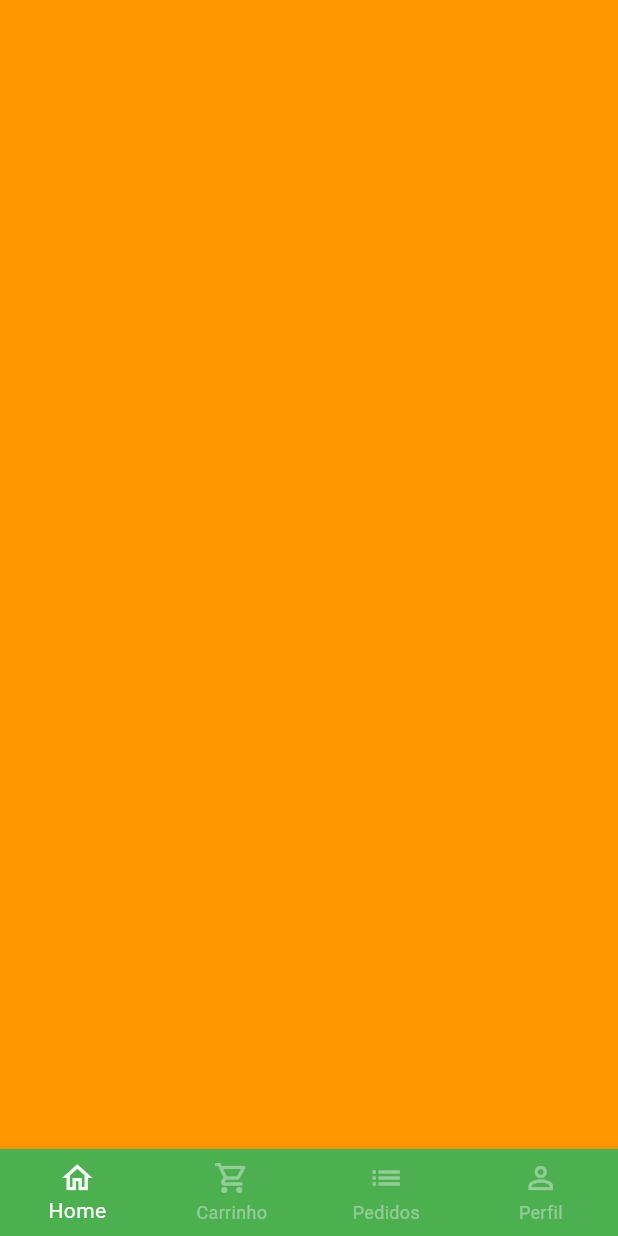
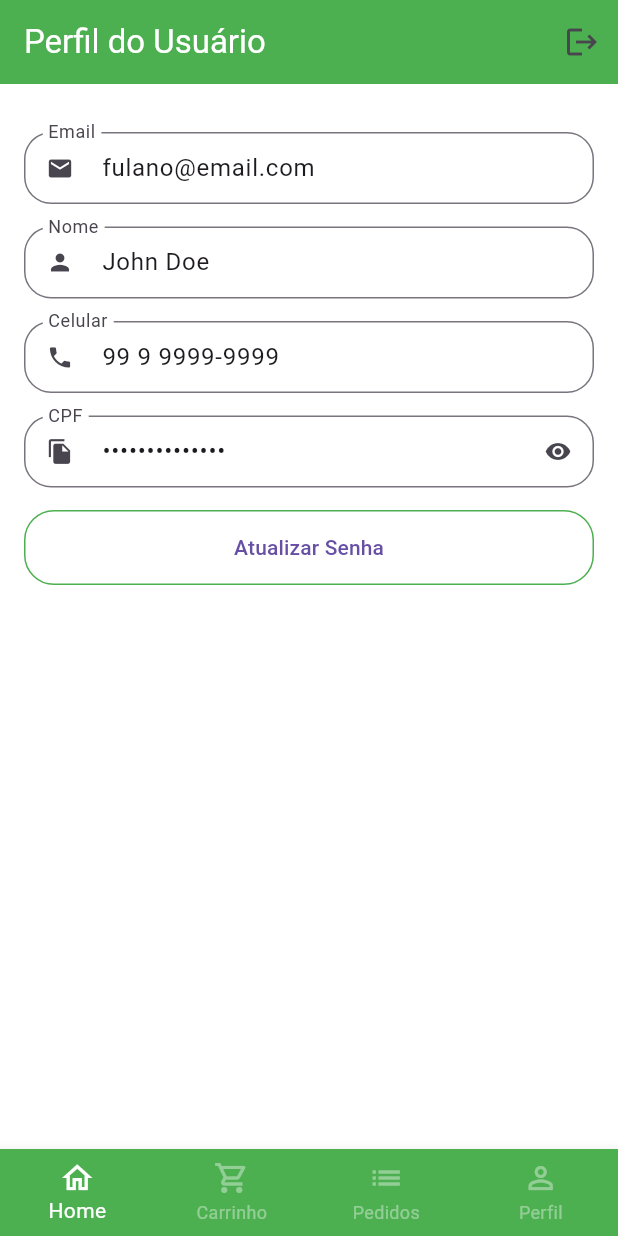
Before and after one commit to romildoalimajr/green_grocer, a Flutter app: the BaseScreen screen opened directly, swiped to page 4, on a phone screen of 412 x 824 dp. Run offline on Flutter 3.47's test engine with Material 3 defaults, Android fonts, the phone set to English and light mode, and no system bars; our stand-ins replace animated_text_kit, mask_text_input_formatter.

Commit message:
Finalizado a Tela de Perfil de Usuário

```diff
--- a/lib/src/config/app_data.dart
+++ b/lib/src/config/app_data.dart
@@ -1,5 +1,6 @@
 import 'package:green_grocer/src/models/cart_item_model.dart';
 import 'package:green_grocer/src/models/item_model.dart';
+import 'package:green_grocer/src/models/user_model.dart';
 
 ItemModel apple = ItemModel(
   description:
@@ -71,3 +72,11 @@ List<CartItemModel> cartItems = [
   CartItemModel(item: mango, quantity: 7),
   CartItemModel(item: grape, quantity: 1),
 ];
+
+UserModel user = UserModel(
+  celular: '99 9 9999-9999',
+  cpf: '999.999.999-99',
+  email: 'fulano@email.com',
+  nome: 'John Doe',
+  senha: '',
+);
--- /dev/null
+++ b/lib/src/models/user_model.dart
@@ -0,0 +1,15 @@
+class UserModel {
+  String nome;
+  String email;
+  String celular;
+  String cpf;
+  String senha;
+
+  UserModel({
+    required this.nome,
+    required this.email,
+    required this.celular,
+    required this.cpf,
+    required this.senha,
+  });
+}
--- a/lib/src/pages/auth/sign_in_screen.dart
+++ b/lib/src/pages/auth/sign_in_screen.dart
@@ -1,6 +1,6 @@
 import 'package:animated_text_kit/animated_text_kit.dart';
 import 'package:flutter/material.dart';
-import 'package:green_grocer/src/pages/auth/components/custom_text_field.dart';
+import 'package:green_grocer/src/pages/common_widgets/custom_text_field.dart';
 import 'package:green_grocer/src/pages/auth/sign_up_screen.dart';
 import 'package:green_grocer/src/pages/base/base_screen.dart';
 import 'package:green_grocer/src/config/custom_colors.dart';
--- a/lib/src/pages/auth/sign_up_screen.dart
+++ b/lib/src/pages/auth/sign_up_screen.dart
@@ -1,5 +1,5 @@
 import 'package:flutter/material.dart';
-import 'package:green_grocer/src/pages/auth/components/custom_text_field.dart';
+import 'package:green_grocer/src/pages/common_widgets/custom_text_field.dart';
 import 'package:green_grocer/src/config/custom_colors.dart';
 import 'package:mask_text_input_formatter/mask_text_input_formatter.dart';
 
--- a/lib/src/pages/base/base_screen.dart
+++ b/lib/src/pages/base/base_screen.dart
@@ -1,6 +1,7 @@
 import 'package:flutter/material.dart';
 import 'package:green_grocer/src/pages/cart/cart_tab.dart';
 import 'package:green_grocer/src/pages/home/home_tab.dart';
+import 'package:green_grocer/src/pages/profile/profile_tab.dart';
 
 class BaseScreen extends StatefulWidget {
   const BaseScreen({super.key});
@@ -21,10 +22,10 @@ class _BaseScreenState extends State<BaseScreen> {
         physics: NeverScrollableScrollPhysics(),
         controller: pageController,
         children: [
-          HomeTab(),
-          CartTab(),
+          const HomeTab(),
+          const CartTab(),
           Container(color: Colors.blue),
-          Container(color: Colors.orange),
+          const ProfileTab(),
         ],
       ),
       bottomNavigationBar: BottomNavigationBar(
--- a/lib/src/pages/auth/components/custom_text_field.dart
+++ b/lib/src/pages/common_widgets/custom_text_field.dart
@@ -6,6 +6,8 @@ class CustomTextField extends StatefulWidget {
   final String label;
   final bool isSecret;
   final List<TextInputFormatter>? inputFormatters;
+  final String? initialValue;
+  final bool readOnly;
 
   const CustomTextField({
     super.key,
@@ -13,6 +15,8 @@ class CustomTextField extends StatefulWidget {
     required this.label,
     this.isSecret = false,
     this.inputFormatters,
+    this.initialValue,
+    this.readOnly = false,
   });
 
   @override
@@ -36,6 +40,9 @@ class _CustomTextFieldState extends State<CustomTextField> {
     return Padding(
       padding: const EdgeInsets.only(bottom: 15.0),
       child: TextFormField(
+        readOnly: widget.readOnly,
+        initialValue: widget.initialValue,
+
         inputFormatters: widget.inputFormatters,
         obscureText: isObscure,
         decoration: InputDecoration(
--- /dev/null
+++ b/lib/src/pages/profile/profile_tab.dart
@@ -0,0 +1,157 @@
+import 'package:flutter/material.dart';
+import 'package:green_grocer/src/pages/common_widgets/custom_text_field.dart';
+import 'package:green_grocer/src/config/app_data.dart' as appData;
+
+class ProfileTab extends StatefulWidget {
+  const ProfileTab({super.key});
+
+  @override
+  State<ProfileTab> createState() => _ProfileTabState();
+}
+
+class _ProfileTabState extends State<ProfileTab> {
+  @override
+  Widget build(BuildContext context) {
+    return Scaffold(
+      appBar: AppBar(
+        title: const Text(
+          'Perfil do Usuário',
+          style: TextStyle(color: Colors.white),
+        ),
+        backgroundColor: Colors.green,
+        actions: [IconButton(onPressed: () {}, icon: const Icon(Icons.logout))],
+      ),
+      body: ListView(
+        physics: const BouncingScrollPhysics(),
+        padding: const EdgeInsets.fromLTRB(16, 32, 16, 16),
+        children: [
+          //email
+          CustomTextField(
+            readOnly: true,
+            initialValue: appData.user.email,
+            icon: Icons.email,
+            label: 'Email',
+          ),
+          // nome
+          CustomTextField(
+            readOnly: true,
+            initialValue: appData.user.nome,
+            icon: Icons.person,
+            label: 'Nome',
+          ),
+          // celular
+          CustomTextField(
+            readOnly: true,
+            initialValue: appData.user.celular,
+            icon: Icons.phone,
+            label: 'Celular',
+          ),
+          // cpf
+          CustomTextField(
+            readOnly: true,
+            initialValue: appData.user.cpf,
+            icon: Icons.file_copy,
+            label: 'CPF',
+            isSecret: true,
+          ),
+
+          // botão para atualizar a senha
+          SizedBox(
+            height: 50,
+            child: OutlinedButton(
+              style: OutlinedButton.styleFrom(
+                side: const BorderSide(color: Colors.green),
+                shape: RoundedRectangleBorder(
+                  borderRadius: BorderRadius.circular(20),
+                ),
+              ),
+              onPressed: () {
+                updatePassword();
+              },
+              child: const Text('Atualizar Senha'),
+            ),
+          ),
+        ],
+      ),
+    );
+  }
+
+  Future<bool?> updatePassword() {
+    return showDialog(
+      context: context,
+      builder: (context) {
+        return Dialog(
+          shape: RoundedRectangleBorder(
+            borderRadius: BorderRadius.circular(20),
+          ),
+          child: Stack(
+            children: [
+              Padding(
+                padding: const EdgeInsets.all(16.0),
+                child: Column(
+                  crossAxisAlignment: CrossAxisAlignment.stretch,
+                  mainAxisSize: MainAxisSize.min,
+                  children: [
+                    Padding(
+                      padding: const EdgeInsets.symmetric(vertical: 12),
+                      child: Text(
+                        'Atualização de senha',
+                        textAlign: TextAlign.center,
+                        style: TextStyle(
+                          fontSize: 18,
+                          fontWeight: FontWeight.bold,
+                        ),
+                      ),
+                    ),
+                    CustomTextField(
+                      isSecret: true,
+                      icon: Icons.lock,
+                      label: 'Senha atual',
+                    ),
+                    CustomTextField(
+                      isSecret: true,
+                      icon: Icons.lock_outline,
+                      label: 'Nova Senha',
+                    ),
+                    CustomTextField(
+                      isSecret: true,
+                      icon: Icons.lock_outline,
+                      label: 'Confirmar nova senha',
+                    ),
+                    //botão de confirmação
+                    SizedBox(
+                      height: 45,
+                      child: ElevatedButton(
+                        style: ElevatedButton.styleFrom(
+                          backgroundColor: Colors.green,
+                          shape: RoundedRectangleBorder(
+                            borderRadius: BorderRadius.circular(20),
+                          ),
+                        ),
+                        onPressed: () {},
+                        child: const Text(
+                          'Atualizar',
+                          style: TextStyle(color: Colors.white),
+                        ),
+                      ),
+                    ),
+                  ],
+                ),
+              ),
+              Positioned(
+                top: 5,
+                right: 5,
+                child: IconButton(
+                  onPressed: () {
+                    Navigator.of(context).pop();
+                  },
+                  icon: const Icon(Icons.close),
+                ),
+              ),
+            ],
+          ),
+        );
+      },
+    );
+  }
+}
```
